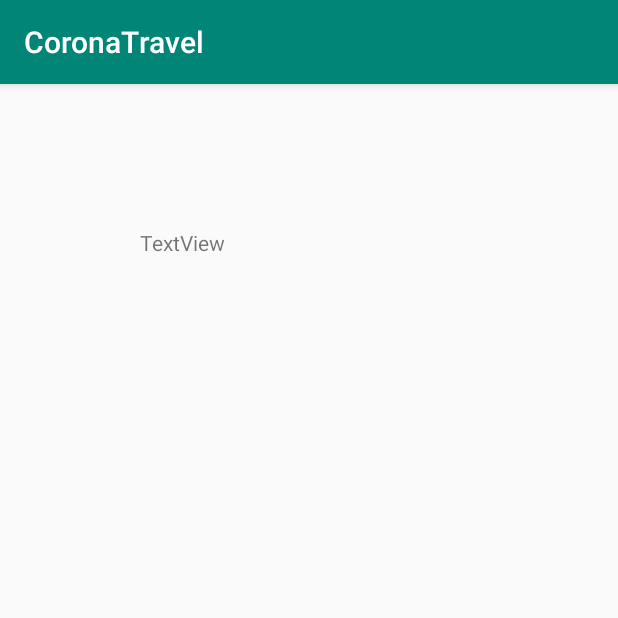
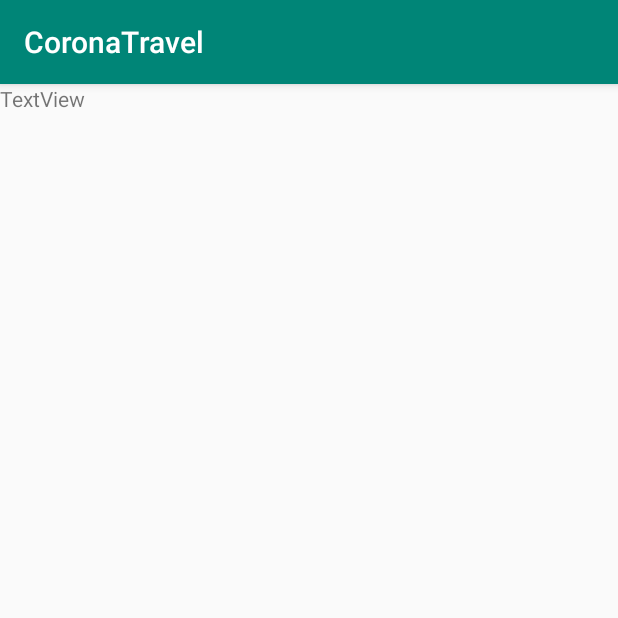
Before and after one commit to jhleez/CoronaTravl, an Android app: the screen it shows after launch (LocationBasedList), on a phone screen of 412 x 824 dp, the top half of it. Run offline under Robolectric (Android 15) with nearby library versions, the phone set to English and light mode, and no system bars; our stand-ins replace navigation-ui; 2 statements that could not run were skipped.

Commit message:
LocationBasedList 추가

```diff
--- a/app/src/main/java/com/example/coronatravel/LocationBasedList.java
+++ b/app/src/main/java/com/example/coronatravel/LocationBasedList.java
@@ -26,8 +26,8 @@
         String id = "2YHyxt5iKCnOzEiYHMcML%2FgiOywB9tnJeL6D%2BHqsL48iMsSOXwPxQHTjCHq5dA1zAEcNIdcQUXnvFMN0aIdLsQ%3D%3D";
       //임의의 샘플데이터를 그냥 대충 설정해놨음
         String contentTypeId = "12"; //컨텐츠 타입
-        String mapX = "126.981611"; // scale
-        String mapY = "37.568477"; //scale
+        String mapX = "126.981611"; // 경도 소숫점자리 무조건 이렇게 맞춰야함
+        String mapY = "37.568477"; //위도 소숫점자리 무조건 이렇게 맞춰야함
         String radius = "1000"; // 반경 m단위
         String arrange = "A"; //정렬 (A=제목순, B=조회순,C=수정일순, D=생성일순, E=거리순)
 
--- a/app/src/main/res/layout/activity_location_based_list.xml
+++ b/app/src/main/res/layout/activity_location_based_list.xml
@@ -1,19 +1,15 @@
 <?xml version="1.0" encoding="utf-8"?>
-<androidx.constraintlayout.widget.ConstraintLayout xmlns:android="http://schemas.android.com/apk/res/android"
+<LinearLayout xmlns:android="http://schemas.android.com/apk/res/android"
     xmlns:app="http://schemas.android.com/apk/res-auto"
     xmlns:tools="http://schemas.android.com/tools"
     android:layout_width="match_parent"
     android:layout_height="match_parent"
+    android:orientation="vertical"
     tools:context=".LocationBasedList">
 
     <TextView
         android:id="@+id/url"
-        android:layout_width="wrap_content"
+        android:layout_width="match_parent"
         android:layout_height="wrap_content"
-        android:layout_marginStart="93dp"
-        android:layout_marginLeft="93dp"
-        android:layout_marginTop="96dp"
-        android:text="TextView"
-        app:layout_constraintStart_toStartOf="parent"
-        app:layout_constraintTop_toTopOf="parent" />
-</androidx.constraintlayout.widget.ConstraintLayout>
+        android:text="TextView" />
+</LinearLayout>
```
